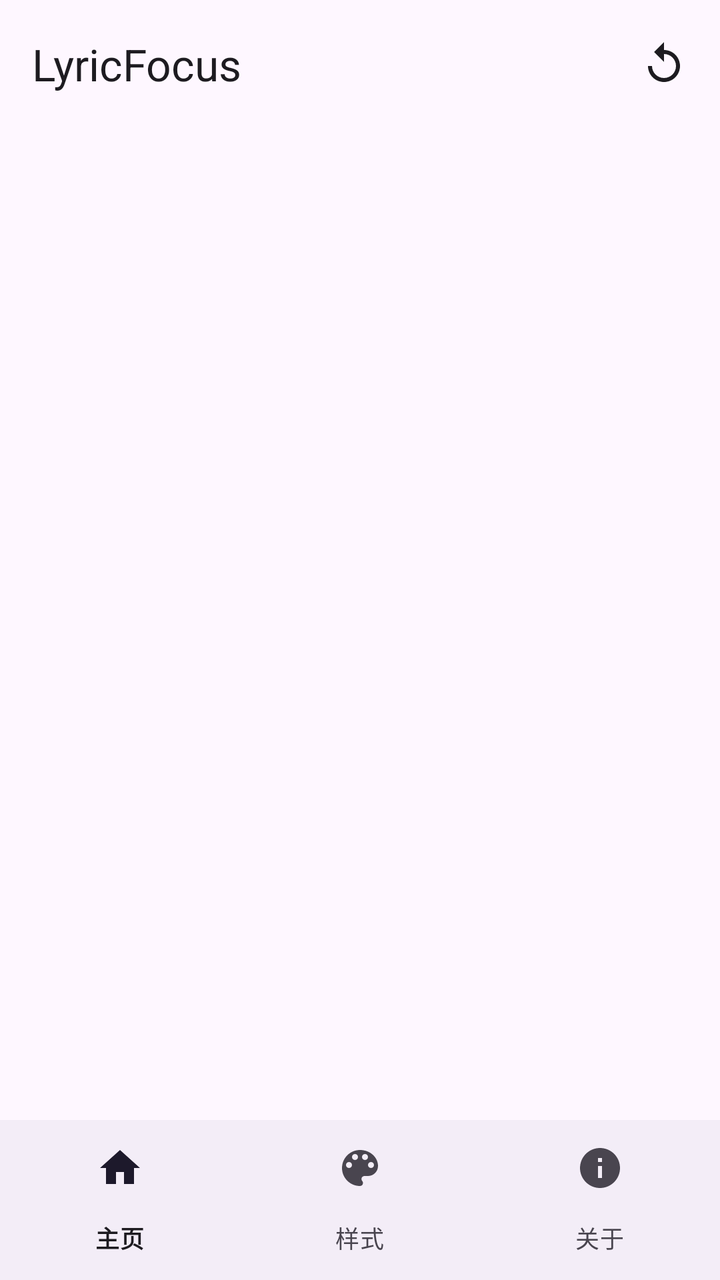
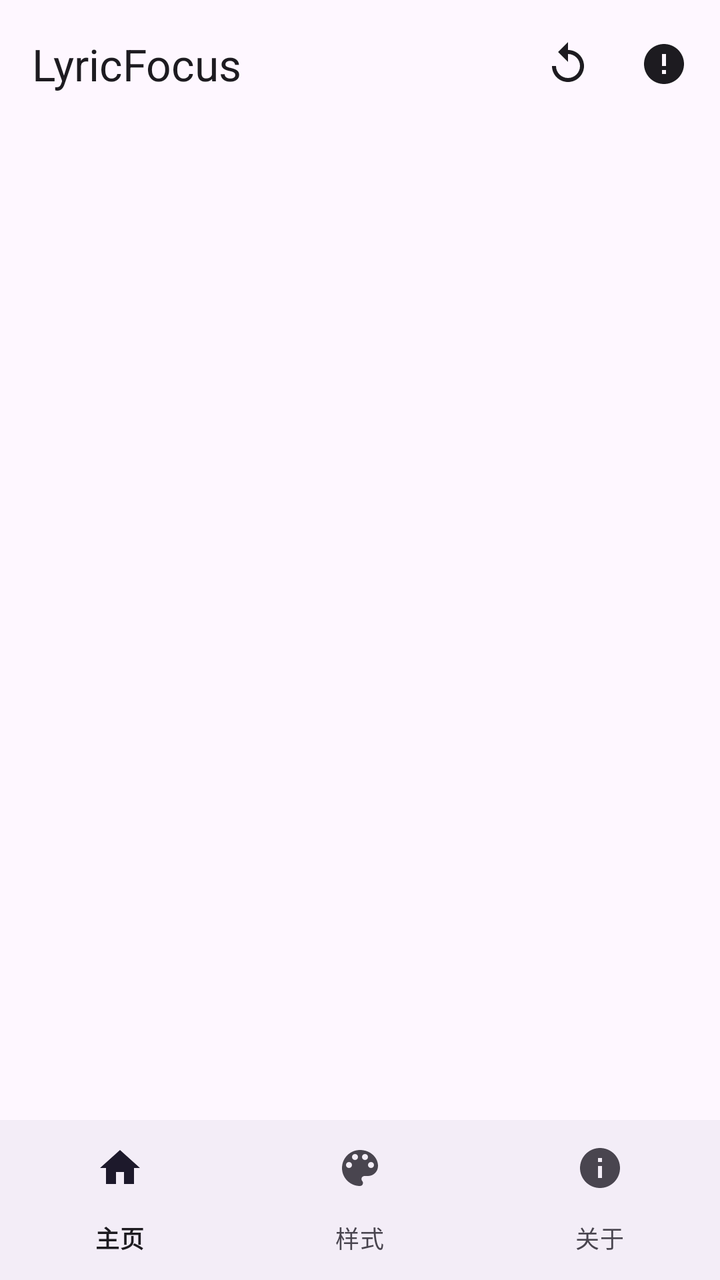

An Android layout rendered at two revisions. The XML below is the earlier revision; the diff shows what the commit changed to produce the second picture.
<!-- AndroidManifest.xml: application theme Theme.LyricFocus -->
<!-- res/layout/activity_main.xml -->
<?xml version="1.0" encoding="utf-8"?>
<androidx.coordinatorlayout.widget.CoordinatorLayout xmlns:android="http://schemas.android.com/apk/res/android"
    xmlns:app="http://schemas.android.com/apk/res-auto"
    android:layout_width="match_parent"
    android:layout_height="match_parent"
    android:background="?attr/colorSurface">

    <com.google.android.material.appbar.AppBarLayout
        android:id="@+id/app_bar"
        android:layout_width="match_parent"
        android:layout_height="wrap_content"
        android:background="?attr/colorSurface"
        app:elevation="0dp">

        <FrameLayout
            android:layout_width="match_parent"
            android:layout_height="?attr/actionBarSize">

            <com.google.android.material.appbar.MaterialToolbar
                android:id="@+id/toolbar"
                android:layout_width="match_parent"
                android:layout_height="match_parent"
                app:title="@string/app_name"
                app:titleTextColor="?attr/colorOnSurface" />

            <ImageButton
                android:id="@+id/btn_system_requirements"
                android:layout_width="48dp"
                android:layout_height="48dp"
                android:layout_gravity="end|center_vertical"
                android:layout_marginEnd="52dp"
                android:background="?attr/selectableItemBackgroundBorderless"
                android:contentDescription="系统要求"
                android:padding="12dp"
                android:scaleType="centerInside"
                android:src="@drawable/ic_info"
                android:visibility="gone"
                app:tint="?attr/colorOnSurfaceVariant" />

            <ImageButton
                android:id="@+id/btn_restart_systemui"
                android:layout_width="48dp"
                android:layout_height="48dp"
                android:layout_gravity="end|center_vertical"
                android:layout_marginEnd="4dp"
                android:background="?attr/selectableItemBackgroundBorderless"
                android:contentDescription="重启系统界面"
                android:padding="12dp"
                android:scaleType="centerInside"
                android:src="@drawable/ic_restart"
                app:tint="?attr/colorOnSurface" />

        </FrameLayout>

    </com.google.android.material.appbar.AppBarLayout>

    <androidx.fragment.app.FragmentContainerView
        android:id="@+id/nav_host_fragment"
        android:layout_width="match_parent"
        android:layout_height="match_parent"
        app:layout_behavior="@string/appbar_scrolling_view_behavior" />

    <com.google.android.material.bottomnavigation.BottomNavigationView
        android:id="@+id/bottom_navigation"
        android:layout_width="match_parent"
        android:layout_height="wrap_content"
        android:layout_gravity="bottom"
        app:labelVisibilityMode="labeled"
        app:menu="@menu/bottom_nav_menu" />

</androidx.coordinatorlayout.widget.CoordinatorLayout>
<!-- resources referenced by this layout -->
<resources>
  <!-- drawable ic_info (drawable) -->
  <?xml version="1.0" encoding="utf-8"?>
  <vector xmlns:android="http://schemas.android.com/apk/res/android"
      android:width="24dp"
      android:height="24dp"
      android:viewportWidth="24"
      android:viewportHeight="24">
      <path
          android:fillColor="@android:color/white"
          android:pathData="M12,2C6.48,2 2,6.48 2,12s4.48,10 10,10 10,-4.48 10,-10S17.52,2 12,2zM13,17h-2v-6h2v6zM13,9h-2L11,7h2v2z" />
  </vector>
  <!-- drawable ic_restart (drawable) -->
  <?xml version="1.0" encoding="utf-8"?>
  <vector xmlns:android="http://schemas.android.com/apk/res/android"
      android:width="24dp"
      android:height="24dp"
      android:viewportWidth="24"
      android:viewportHeight="24">
      <path
          android:fillColor="#FF000000"
          android:pathData="M12,5V1L7,6l5,5V7c3.31,0 6,2.69 6,6s-2.69,6 -6,6 -6,-2.69 -6,-6H4c0,4.42 3.58,8 8,8s8,-3.58 8,-8 -3.58,-8 -8,-8z" />
  </vector>
  <string name="app_name">LyricFocus</string>
  <style name="Theme.LyricFocus" parent="Theme.Material3.DayNight.NoActionBar">
          <item name="android:statusBarColor">@android:color/transparent</item>
          <item name="android:navigationBarColor">@android:color/transparent</item>
          <item name="android:windowLightStatusBar">?attr/isLightTheme</item>
          <item name="android:windowLightNavigationBar" tools:targetApi="27">?attr/isLightTheme</item>
      </style>
</resources>

<!-- the commit's change to res/layout/activity_main.xml (unified diff, before → after) -->
@@ -24,25 +24,24 @@
                 app:titleTextColor="?attr/colorOnSurface" />
 
             <ImageButton
-                android:id="@+id/btn_system_requirements"
+                android:id="@+id/btn_update_available"
                 android:layout_width="48dp"
                 android:layout_height="48dp"
                 android:layout_gravity="end|center_vertical"
-                android:layout_marginEnd="52dp"
+                android:layout_marginEnd="4dp"
                 android:background="?attr/selectableItemBackgroundBorderless"
-                android:contentDescription="系统要求"
+                android:contentDescription="有更新可用"
                 android:padding="12dp"
                 android:scaleType="centerInside"
-                android:src="@drawable/ic_info"
-                android:visibility="gone"
-                app:tint="?attr/colorOnSurfaceVariant" />
+                android:src="@drawable/ic_warning"
+                app:tint="?attr/colorOnSurface" />
 
             <ImageButton
                 android:id="@+id/btn_restart_systemui"
                 android:layout_width="48dp"
                 android:layout_height="48dp"
                 android:layout_gravity="end|center_vertical"
-                android:layout_marginEnd="4dp"
+                android:layout_marginEnd="52dp"
                 android:background="?attr/selectableItemBackgroundBorderless"
                 android:contentDescription="重启系统界面"
                 android:padding="12dp"
<!-- resource entries referenced after the edit -->
@@ -1,16 +1,5 @@
 <!-- resources referenced by this layout -->
 <resources>
-  <!-- drawable ic_info (drawable) -->
-  <?xml version="1.0" encoding="utf-8"?>
-  <vector xmlns:android="http://schemas.android.com/apk/res/android"
-      android:width="24dp"
-      android:height="24dp"
-      android:viewportWidth="24"
-      android:viewportHeight="24">
-      <path
-          android:fillColor="@android:color/white"
-          android:pathData="M12,2C6.48,2 2,6.48 2,12s4.48,10 10,10 10,-4.48 10,-10S17.52,2 12,2zM13,17h-2v-6h2v6zM13,9h-2L11,7h2v2z" />
-  </vector>
   <!-- drawable ic_restart (drawable) -->
   <?xml version="1.0" encoding="utf-8"?>
   <vector xmlns:android="http://schemas.android.com/apk/res/android"
@@ -22,6 +11,17 @@
           android:fillColor="#FF000000"
           android:pathData="M12,5V1L7,6l5,5V7c3.31,0 6,2.69 6,6s-2.69,6 -6,6 -6,-2.69 -6,-6H4c0,4.42 3.58,8 8,8s8,-3.58 8,-8 -3.58,-8 -8,-8z" />
   </vector>
+  <!-- drawable ic_warning (drawable) -->
+  <vector xmlns:android="http://schemas.android.com/apk/res/android"
+      android:width="24dp"
+      android:height="24dp"
+      android:viewportWidth="24"
+      android:viewportHeight="24"
+      android:tint="?attr/colorOnSurface">
+    <path
+        android:fillColor="@android:color/white"
+        android:pathData="M12 2C6.48 2 2 6.48 2 12s4.48 10 10 10 10-4.48 10-10S17.52 2 12 2zm1 15h-2v-2h2v2zm0-4h-2V7h2v6z"/>
+  </vector>
   <string name="app_name">LyricFocus</string>
   <style name="Theme.LyricFocus" parent="Theme.Material3.DayNight.NoActionBar">
           <item name="android:statusBarColor">@android:color/transparent</item>
